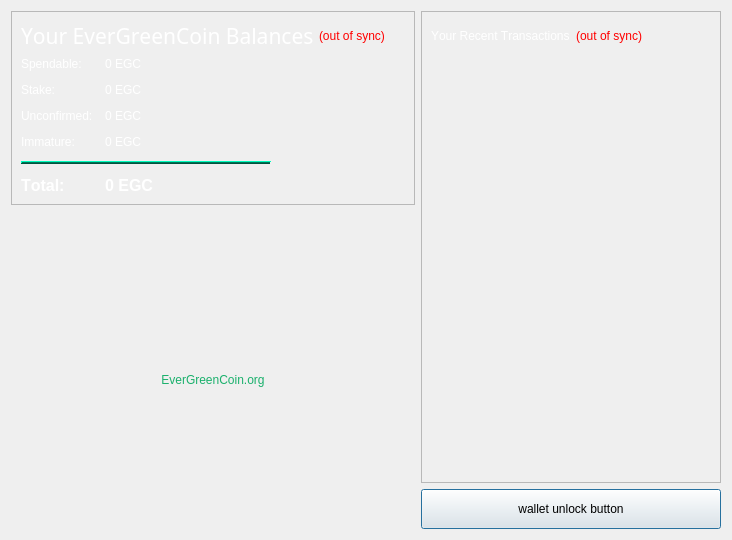
EverGreenCoinDev/EverGreenCoin, file src/qt/forms/overviewpage.ui: the form before one commit.
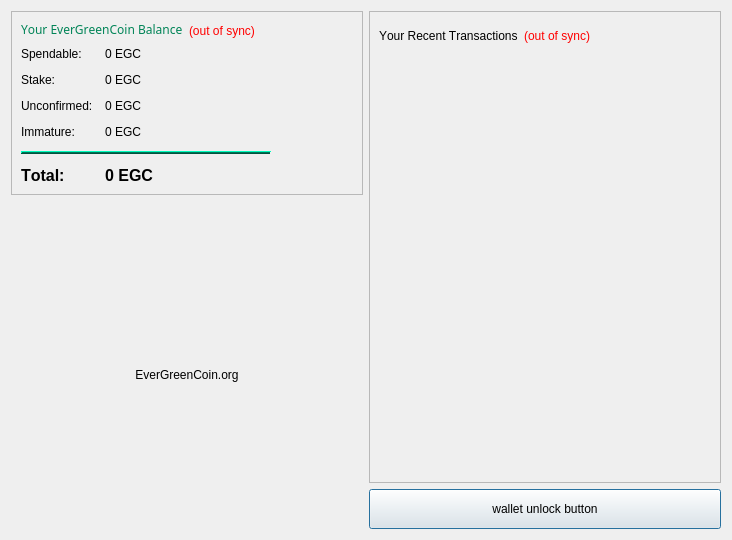
The form after the commit. Icons and pictures are not drawn.

Diff of the .ui file:
```diff
--- a/src/qt/forms/overviewpage.ui
+++ b/src/qt/forms/overviewpage.ui
@@ -470,7 +470,7 @@
              </font>
             </property>
             <property name="text">
-             <string>&lt;html&gt;&lt;head/&gt;&lt;body&gt;&lt;p&gt;&lt;span style=&quot; font-size:16pt;  color:#ffffff;&quot;&gt;Your EverGreenCoin Balances&lt;/span&gt;&lt;/p&gt;&lt;/body&gt;&lt;/html&gt;</string>
+             <string>&lt;html&gt;&lt;head/&gt;&lt;body&gt;&lt;p&gt;Your EverGreenCoin Balance&lt;/p&gt;&lt;/body&gt;&lt;/html&gt;</string>
             </property>
             <property name="alignment">
              <set>Qt::AlignLeading|Qt::AlignLeft|Qt::AlignTop</set>
@@ -537,7 +537,7 @@
              <string>Your current spendable EverGreenCoin balance</string>
             </property>
             <property name="styleSheet">
-             <string notr="true">QLabel {color: #ffffff;}</string>
+             <string notr="true"/>
             </property>
             <property name="text">
              <string>Spendable:</string>
@@ -568,7 +568,7 @@
              <string>Your current spendable EverGreenCoin balance</string>
             </property>
             <property name="styleSheet">
-             <string notr="true">QLabel {color: #ffffff;}</string>
+             <string notr="true"/>
             </property>
             <property name="text">
              <string notr="true">0 EGC</string>
@@ -594,7 +594,7 @@
  and do not yet count toward your spendable balance</string>
             </property>
             <property name="styleSheet">
-             <string notr="true">QLabel {color: #ffffff;}</string>
+             <string notr="true"/>
             </property>
             <property name="text">
              <string>Stake:</string>
@@ -620,7 +620,7 @@
  and do not yet count toward your spendable balance</string>
             </property>
             <property name="styleSheet">
-             <string notr="true">QLabel {color: #ffffff;}</string>
+             <string notr="true"/>
             </property>
             <property name="text">
              <string notr="true">0 EGC</string>
@@ -646,7 +646,7 @@
  and do not yet count toward the spendable balance</string>
             </property>
             <property name="styleSheet">
-             <string notr="true">QLabel {color: #ffffff;}</string>
+             <string notr="true"/>
             </property>
             <property name="text">
              <string>Unconfirmed:</string>
@@ -672,7 +672,7 @@
  and do not yet count toward the spendable balance</string>
             </property>
             <property name="styleSheet">
-             <string notr="true">QLabel {color: #ffffff;}</string>
+             <string notr="true"/>
             </property>
             <property name="text">
              <string notr="true">0 EGC</string>
@@ -698,7 +698,7 @@
  and do not count towards your spendable balance</string>
             </property>
             <property name="styleSheet">
-             <string notr="true">QLabel {color: #ffffff;}</string>
+             <string notr="true"/>
             </property>
             <property name="text">
              <string>Immature:</string>
@@ -721,7 +721,7 @@
  and do not count towards your spendable balance</string>
             </property>
             <property name="styleSheet">
-             <string notr="true">QLabel {color: #ffffff;}</string>
+             <string notr="true"/>
             </property>
             <property name="text">
              <string notr="true">0 EGC</string>
@@ -1199,7 +1199,7 @@
              <string>Your current total EverGreenCoin balance</string>
             </property>
             <property name="styleSheet">
-             <string notr="true">QLabel {color: #ffffff;}</string>
+             <string notr="true"/>
             </property>
             <property name="text">
              <string>Total:</string>
@@ -1231,7 +1231,7 @@
              <string>Your current total EverGreenCoin balance</string>
             </property>
             <property name="styleSheet">
-             <string notr="true">QLabel {color: #ffffff;}</string>
+             <string notr="true"/>
             </property>
             <property name="text">
              <string notr="true">0 EGC</string>
@@ -1284,7 +1284,7 @@
      <item>
       <widget class="QLabel" name="label_7">
        <property name="text">
-        <string>&lt;center&gt;&lt;a href=&quot;http://EverGreenCoin.org&quot; style=&quot;text-decoration: none; color:#1ab06c;&quot;&gt;EverGreenCoin.org&lt;/a&gt;&lt;/center&gt;</string>
+        <string>&lt;center&gt;&lt;a href=&quot;http://EverGreenCoin.org&quot; style=&quot;text-decoration: none; color:#000000;&quot;&gt;EverGreenCoin.org&lt;/a&gt;&lt;/center&gt;</string>
        </property>
        <property name="openExternalLinks">
         <bool>true</bool>
@@ -1343,7 +1343,7 @@
              </size>
             </property>
             <property name="text">
-             <string>&lt;html&gt;&lt;head/&gt;&lt;body&gt;&lt;p&gt;&lt;span style=&quot; color: #ffffff;&quot;&gt;Your Recent Transactions&lt;/span&gt;&lt;/p&gt;&lt;/body&gt;&lt;/html&gt;</string>
+             <string>&lt;html&gt;&lt;head/&gt;&lt;body&gt;&lt;p&gt;Your Recent Transactions&lt;/p&gt;&lt;/body&gt;&lt;/html&gt;</string>
             </property>
            </widget>
           </item>
@@ -1393,7 +1393,7 @@
            </font>
           </property>
           <property name="styleSheet">
-           <string notr="true">QListView { background: transparent; color: #ffffff;}</string>
+           <string notr="true">QListView { background: transparent;}</string>
           </property>
           <property name="frameShape">
            <enum>QFrame::NoFrame</enum>
@@ -1433,7 +1433,7 @@
         <enum>Qt::LeftToRight</enum>
        </property>
        <property name="styleSheet">
-        <string notr="true">unlockWalletButton { background: QLinearGradient(x1: 0, y1: 0, x2: 1, y2: 0, stop: 0 #155f30, stop: 0.005 #018457, stop: 0.955 #018457, stop: 1 #155f30); }</string>
+        <string notr="true"/>
        </property>
        <property name="text">
         <string>wallet unlock button</string>
```
